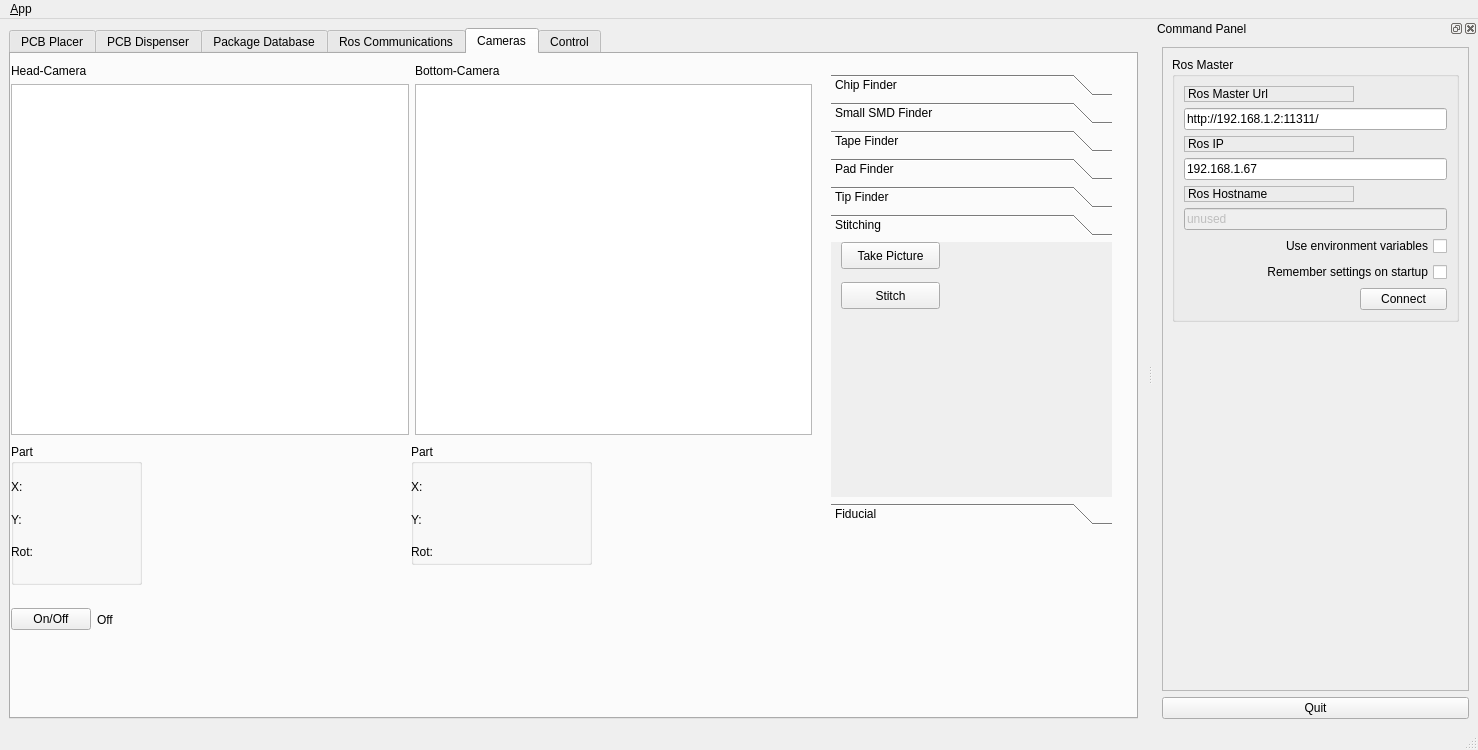
The window that pap_gui/ui/main_window.ui (JohanVer/PAP2015) describes before a commit, drawn with Qt 5.
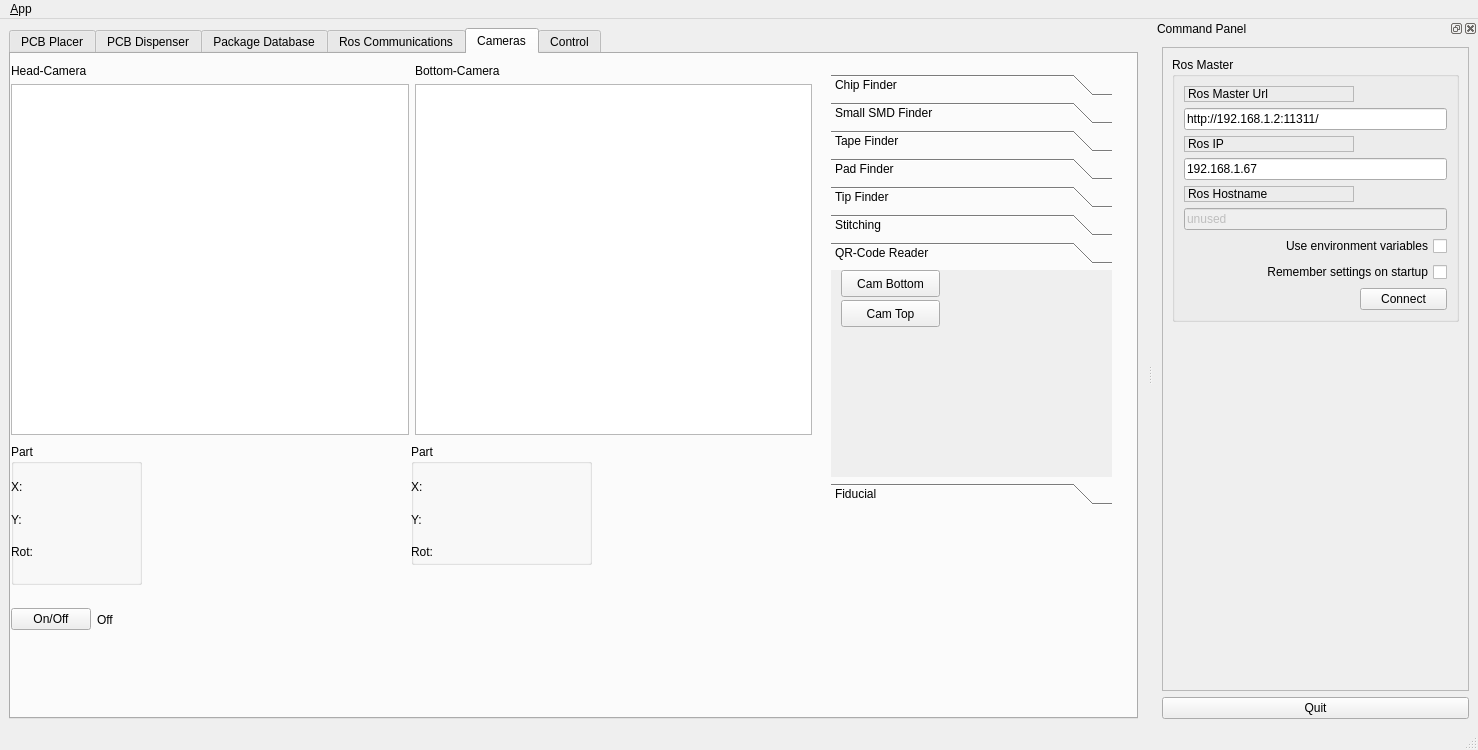
The same window after the commit. The open tabs and pages were chosen to show the change. Icons and pictures are not drawn. Custom widgets are drawn as their Qt base class.

Diff of the .ui file:
```diff
--- a/pap_gui/ui/main_window.ui
+++ b/pap_gui/ui/main_window.ui
@@ -1400,11 +1400,11 @@
           <x>820</x>
           <y>20</y>
           <width>281</width>
-          <height>451</height>
+          <height>431</height>
          </rect>
         </property>
         <property name="currentIndex">
-         <number>5</number>
+         <number>6</number>
         </property>
         <widget class="QWidget" name="page">
          <property name="geometry">
@@ -1736,7 +1736,7 @@
            <x>0</x>
            <y>0</y>
            <width>281</width>
-           <height>234</height>
+           <height>203</height>
           </rect>
          </property>
          <attribute name="label">
@@ -1769,6 +1769,37 @@
           </property>
          </widget>
         </widget>
+        <widget class="QWidget" name="page_7">
+         <attribute name="label">
+          <string>QR-Code Reader</string>
+         </attribute>
+         <widget class="QPushButton" name="pushButton">
+          <property name="geometry">
+           <rect>
+            <x>10</x>
+            <y>0</y>
+            <width>99</width>
+            <height>27</height>
+           </rect>
+          </property>
+          <property name="text">
+           <string>Cam Bottom</string>
+          </property>
+         </widget>
+         <widget class="QPushButton" name="pushButton_startQRTop">
+          <property name="geometry">
+           <rect>
+            <x>10</x>
+            <y>30</y>
+            <width>99</width>
+            <height>27</height>
+           </rect>
+          </property>
+          <property name="text">
+           <string>Cam Top</string>
+          </property>
+         </widget>
+        </widget>
         <widget class="QWidget" name="page_5">
          <property name="geometry">
           <rect>
```
Left out of the diff: 6 changed lines with no effect on the pictures.
